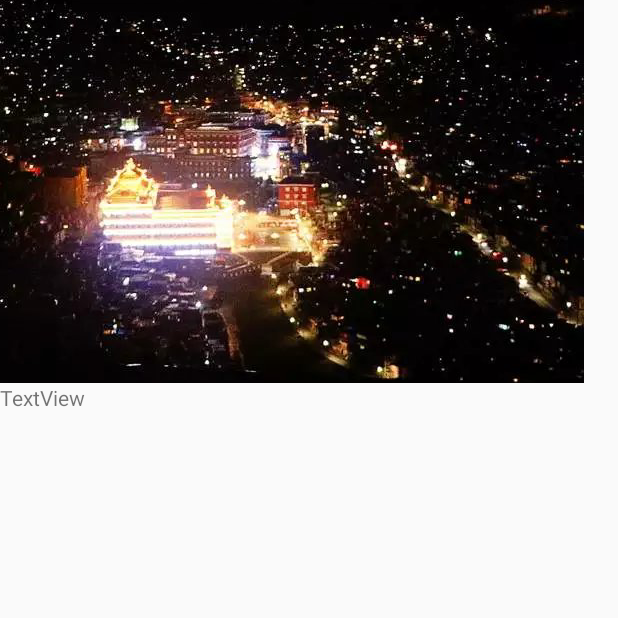
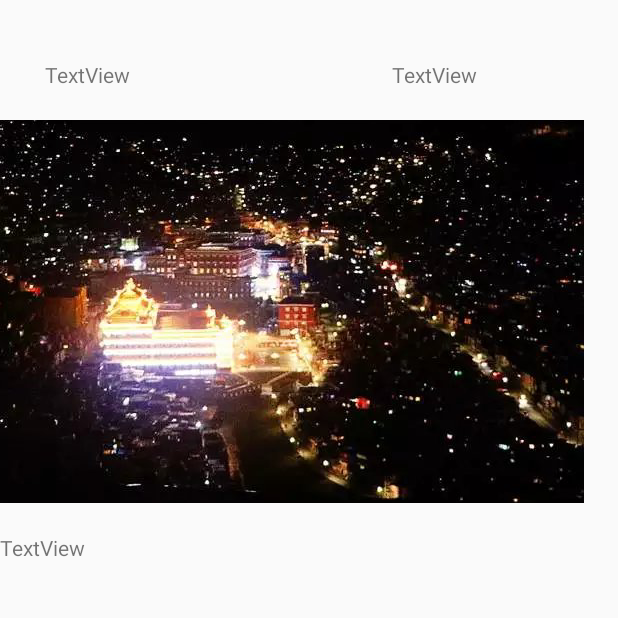
Before and after one commit to 14dtj/NJUHelper, an Android app: the SinglePostActivity screen opened directly, with no data from a screen before it, on a phone screen of 412 x 824 dp, the top half of it. Run offline under Robolectric (Android 15) with nearby library versions, the phone set to English and light mode, and no system bars; libraries missing offline, so code that uses them is left out: retrofit2.adapter.rxjava; 4 statements that could not run were skipped.

Commit message:
最后一次！

```diff
--- a/Application/app/src/main/java/cn/edu/nju/application/presentation/activity/MainActivity.java
+++ b/Application/app/src/main/java/cn/edu/nju/application/presentation/activity/MainActivity.java
@@ -57,7 +57,6 @@ public class MainActivity extends Activity implements BottomPanel.BottomPanelCal
                     makeToast("请先登录");
                 } else {
                     startActivity(new Intent(MainActivity.this, AddPostActivity.class));
-                    finish();
                 }
             }
         });
--- a/Application/app/src/main/java/cn/edu/nju/application/presentation/activity/SinglePostActivity.java
+++ b/Application/app/src/main/java/cn/edu/nju/application/presentation/activity/SinglePostActivity.java
@@ -10,6 +10,7 @@ import android.widget.Toast;
 import cn.edu.nju.application.R;
 import cn.edu.nju.application.data.DataFactory;
 import cn.edu.nju.application.data.IPostDao;
+import cn.edu.nju.application.presentation.model.Post;
 import cn.edu.nju.application.presentation.util.Constant;
 
 /**
@@ -21,6 +22,8 @@ public class SinglePostActivity extends Activity {
     private IPostDao dao;
     private TextView textView;
     private ImageView imageView;
+    private TextView authorText;
+    private TextView starText;
 
     @Override
     protected void onCreate(Bundle savedInstanceState) {
@@ -29,9 +32,14 @@ public class SinglePostActivity extends Activity {
         Bundle bundle = getIntent().getExtras();
         postId = Integer.parseInt(bundle.get("id") + "");
         textView = (TextView) findViewById(R.id.single_post_text);
+        authorText = (TextView) findViewById(R.id.author_text);
+        starText = (TextView) findViewById(R.id.star_num_text);
         imageView = (ImageView) findViewById(R.id.single_post_img);
         dao = DataFactory.getPostDao();
-        textView.setText(dao.showPost(postId + 1).getContent());
+        Post post = dao.showPost(postId + 1);
+        textView.setText(post.getContent());
+        starText.setText("赞："+post.getStar_num());
+        authorText.setText(post.getAuthorName()+"分享");
         imageView.setImageResource(Constant.postImages[postId]);
     }
 
--- a/Application/app/src/main/java/cn/edu/nju/application/presentation/fragment/HomeFragment.java
+++ b/Application/app/src/main/java/cn/edu/nju/application/presentation/fragment/HomeFragment.java
@@ -57,7 +57,6 @@ public class HomeFragment extends BaseFragment implements ViewSwitcher.ViewFacto
                 Intent intent = new Intent(view.getContext(), SinglePostActivity.class);
                 intent.putExtra("id", position);
                 startActivity(intent);
-                myFinish();
             }
         });
         switcher = (ImageSwitcher) view.findViewById(R.id.theme_switcher);
--- a/Application/app/src/main/java/cn/edu/nju/application/presentation/util/Constant.java
+++ b/Application/app/src/main/java/cn/edu/nju/application/presentation/util/Constant.java
@@ -20,5 +20,6 @@ public class Constant {
     public static final String FRAGMENT_STORE = "商城";
     public static final String FRAGMENT_USER = "个人";
 
-    public static final int[] postImages = {R.drawable.post_img1, R.drawable.post_img2,R.drawable.post_img3};
+    public static final int[] postImages = {R.drawable.post_img1, R.drawable.post_img2, R.drawable.post_img3, R.drawable.post_img3,
+            R.drawable.post_img3, R.drawable.post_img3, R.drawable.post_img3, R.drawable.post_img3, R.drawable.post_img3, R.drawable.post_img3};
 }
--- a/Application/app/src/main/res/layout/single_post.xml
+++ b/Application/app/src/main/res/layout/single_post.xml
@@ -3,11 +3,42 @@
     android:layout_width="match_parent"
     android:layout_height="match_parent"
     android:orientation="vertical">
+    <Space
+        android:layout_width="match_parent"
+        android:layout_height="40dp" />
+    <LinearLayout
+        android:orientation="horizontal"
+        android:layout_width="match_parent"
+        android:layout_height="wrap_content">
+
+        <TextView
+            android:id="@+id/author_text"
+            android:layout_width="131dp"
+            android:layout_height="30dp"
+            android:text="TextView"
+            android:layout_marginLeft="30dp"/>
+
+        <TextView
+            android:id="@+id/star_num_text"
+            android:layout_width="93dp"
+            android:layout_height="30dp"
+            android:text="TextView"
+            android:layout_marginLeft="100dp"/>
+
+    </LinearLayout>
+
+    <Space
+        android:layout_width="match_parent"
+        android:layout_height="10dp" />
 
     <ImageView
         android:id="@+id/single_post_img"
         android:layout_width="wrap_content"
         android:layout_height="wrap_content" />
+
+    <Space
+        android:layout_width="match_parent"
+        android:layout_height="20dp" />
 
     <TextView
         android:id="@+id/single_post_text"
```
